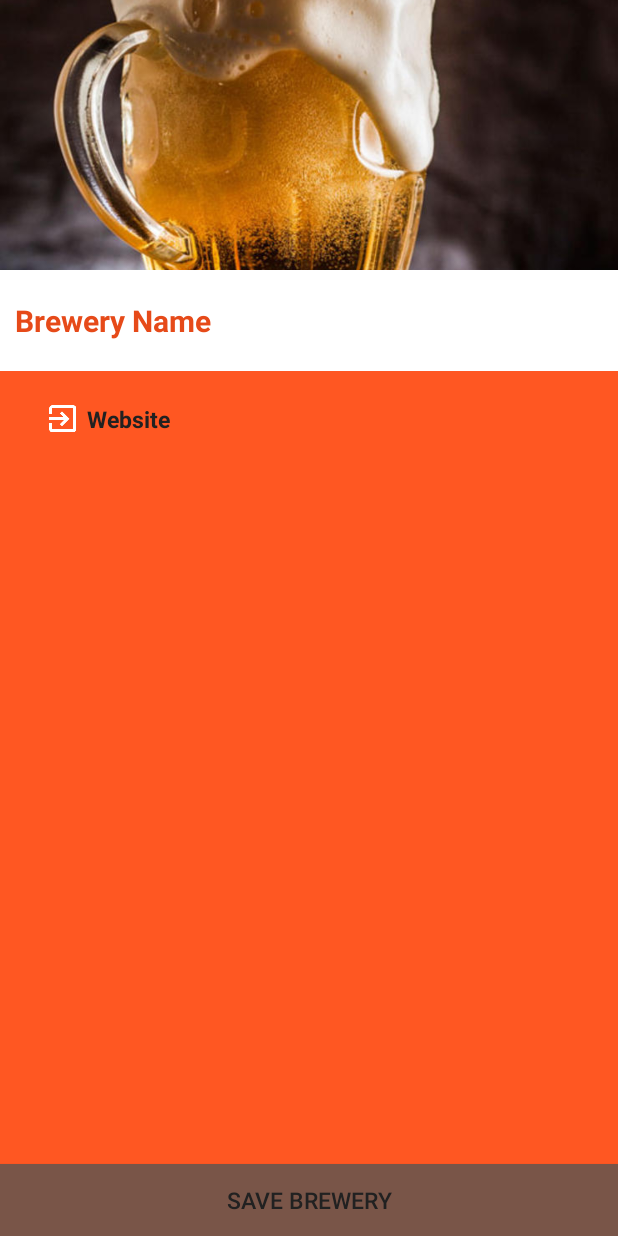
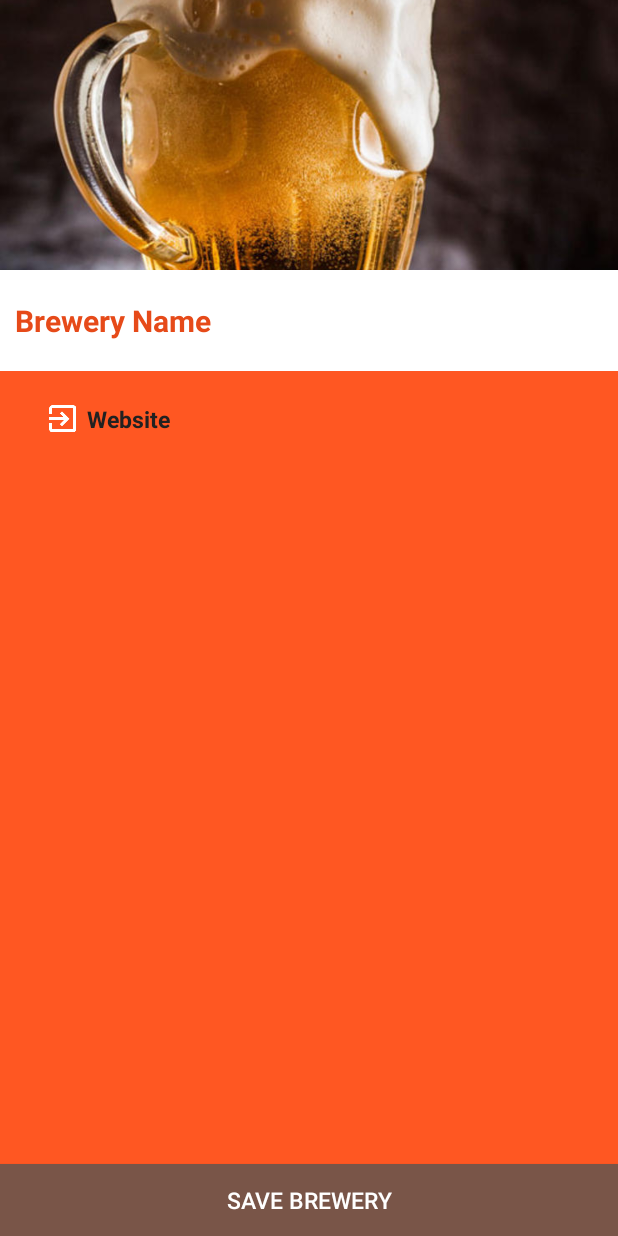
Before and after one commit to crneff84/BeerGuide, an Android app: the layout fragment_brewery_detail.xml on its own in the app's theme, with its tools: preview values and no code run, on a phone screen of 412 x 824 dp. Run offline under Robolectric (Android 15) with nearby library versions, the phone set to English and light mode, and no system bars.

Commit message:
update ui element for text on buttons

```diff
--- a/app/src/main/java/com/epicodus/beerguide/services/BrewerySearchService.java
+++ b/app/src/main/java/com/epicodus/beerguide/services/BrewerySearchService.java
@@ -71,8 +71,6 @@ public class BrewerySearchService {
                         imageUrl = imageObject.getString("squareMedium");
                     } catch (JSONException e) {}
 
-                    Log.d(TAG, imageUrl);
-
                     Brewery brewery = new Brewery(name, breweryId, website, imageUrl);
                     breweries.add(brewery);
                 }
--- a/app/src/main/res/layout/fragment_brewery_detail.xml
+++ b/app/src/main/res/layout/fragment_brewery_detail.xml
@@ -78,7 +78,7 @@
                 android:id="@+id/saveBreweryButton"
                 android:layout_alignParentBottom="true"
                 android:background="@color/accent"
-                android:textColor="@color/primary_text"
+                android:textColor="@color/icons"
                 android:textSize="15sp" />
         </RelativeLayout>
     </LinearLayout>
```
